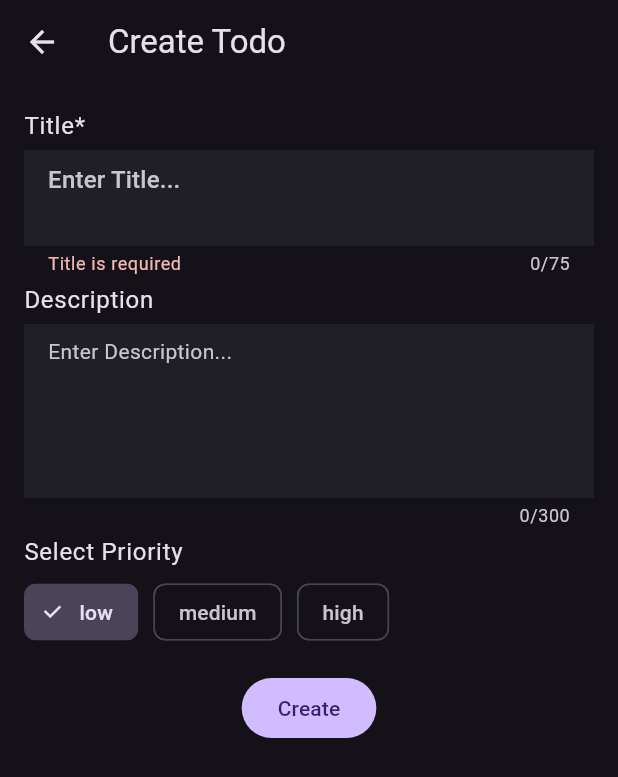
After one commit to gKaustubh13/todo_app, a Flutter app: the CreateTodoScreen screen opened directly, after a tap on "Create", on a phone screen of 412 x 824 dp. The commit adds this screen. Shown: the top 777 px of the screen. Run offline on Flutter 3.47's test engine with Material 3 defaults, Android fonts, the light colour scheme and no system bars; our stand-ins replace equatable, google_fonts, sqflite; accounts and stored records are empty.

Commit message:
update and delete todo

```diff
--- a/lib/features/todo/model/todo_model.dart
+++ b/lib/features/todo/model/todo_model.dart
@@ -1,7 +1,8 @@
+import 'package:equatable/equatable.dart';
 import 'package:todo_local_database/features/todo/model/todo_priority.dart';
 
-class TodoModel {
-  TodoModel(
+class TodoModel extends Equatable{
+  const TodoModel(
       {required this.id,
       required this.title,
       this.description,
@@ -19,6 +20,23 @@ class TodoModel {
   final DateTime createdAt;
   final DateTime? updatedAt;
   final DateTime? deletedAt;
+
+  TodoModel copywith({
+    String? title,
+    String? description,
+    TodoPriority? priority,
+    DateTime? updatedAt,
+  }) {
+    return TodoModel(
+      id: id,
+      title: title ?? this.title,
+      description: description ?? description,
+      completed: completed,
+      priority: priority ?? this.priority,
+      createdAt: createdAt,
+      updatedAt: updatedAt ?? updatedAt,
+      deletedAt: deletedAt);
+  }
 
   factory TodoModel.fromDatabaseMap(Map<String, dynamic> map) {
     return TodoModel(
@@ -65,4 +83,17 @@ class TodoModel {
       "deletedAt": DateTime.now().millisecondsSinceEpoch,
     };
   }
+
+  @override
+  List<Object?> get props => [
+    id,
+    title,
+    description,
+    completed,
+    priority,
+    createdAt,
+    updatedAt,
+    deletedAt
+  ];
+
 }
--- a/lib/features/todo/service/todo_local_database_service.dart
+++ b/lib/features/todo/service/todo_local_database_service.dart
@@ -28,7 +28,7 @@ class TodoLocalDatabaseService {
         deletedAt: model.deletedAt);
   }
 
-  void update(TodoModel updatedModel) async {
+  Future<void> update(TodoModel updatedModel) async {
     await db.update(
       "Todos",
       updatedModel.toDatabaseUpdateMap(),
@@ -37,7 +37,7 @@ class TodoLocalDatabaseService {
     );
   }
 
-  void delete(TodoModel model) async {
+  Future<void> delete(TodoModel model) async {
     await db.delete("Todos", where: "id = ?", whereArgs: [model.id]);
   }
 }
--- /dev/null
+++ b/lib/features/todo/utils/todo_strings.dart
@@ -0,0 +1,6 @@
+class TodoStrings {
+  const TodoStrings._();
+  static const String todosAppBarTitle = 'Todos';
+  static const String totoDeleteDialogTitle =
+      "Are you sure you want to delete this Todo?";
+}
--- a/lib/features/todo/view/create_todo_screen.dart
+++ b/lib/features/todo/view/create_todo_screen.dart
@@ -1,25 +1,46 @@
 import 'package:flutter/material.dart';
 import 'package:provider/provider.dart';
+import 'package:todo_local_database/features/todo/model/todo_model.dart';
+import 'package:todo_local_database/features/todo/view/widgets/create_todo_full_screen_loader_wrapper.dart';
 import 'package:todo_local_database/features/todo/view/widgets/todo_priority_option_builder.dart';
 import 'package:todo_local_database/features/todo/view_model/todo_view_model.dart';
 
 final _formKey = GlobalKey<FormState>();
 
 class CreateTodoScreen extends StatefulWidget {
-  const CreateTodoScreen({super.key});
+  const CreateTodoScreen({super.key, this.todo});
+
+  final TodoModel? todo;
 
   @override
   State<CreateTodoScreen> createState() => _CreateTodoScreenState();
 }
 
 class _CreateTodoScreenState extends State<CreateTodoScreen> {
-  final titleController = TextEditingController();
-  final descriptionController = TextEditingController();
+  late final TextEditingController titleController;
+  late final TextEditingController descriptionController;
+
+  @override
+  void initState() {
+    super.initState();
+    titleController = TextEditingController(text: widget.todo?.title);
+    descriptionController =
+        TextEditingController(text: widget.todo?.description);
+    if (widget.todo != null) {
+      Future.microtask(() {
+        context.read<TodoViewModel>().onPriorityChangedEvent(
+              widget.todo!.priority,
+            );
+      });
+    }
+  }
 
   @override
   Widget build(BuildContext context) {
-    return Scaffold(
-      appBar: AppBar(title: Text("Create Todo")),
+    return CreateTodoFullScreenLoaderWrapper(
+      child: Scaffold(
+        appBar: AppBar(
+            title: Text(widget.todo != null ? "Edit Todo" : "Create Todo")),
         body: Form(
           key: _formKey,
           child: SingleChildScrollView(
@@ -29,7 +50,7 @@ class _CreateTodoScreenState extends State<CreateTodoScreen> {
                   crossAxisAlignment: CrossAxisAlignment.start,
                   children: [
                     Text(
-                    "Title",
+                      "Title*",
                       style: Theme.of(context).textTheme.bodyLarge,
                     ),
                     SizedBox(
@@ -40,7 +61,8 @@ class _CreateTodoScreenState extends State<CreateTodoScreen> {
                         style: Theme.of(context).textTheme.titleMedium,
                         validator: (value) {
                           if (value == null) return "Title is required";
-                        if (value.trim().isEmpty == true) return "Title is required";
+                          if (value.trim().isEmpty == true)
+                            return "Title is required";
                           if (value.trim().length <= 2)
                             return "Title shoud have more than 2 characters";
                           return null;
@@ -92,18 +114,40 @@ class _CreateTodoScreenState extends State<CreateTodoScreen> {
                         child: FilledButton(
                             onPressed: () {
                               if (_formKey.currentState?.validate() == true) {
-                              context.read<TodoViewModel>().create(
+                                if (widget.todo != null) {
+                                  context
+                                      .read<TodoViewModel>()
+                                      .create(
                                           title: titleController.text,
-                                  description: descriptionController.text).whenComplete((){
-                                    if(context.mounted){
+                                          description: descriptionController.text)
+                                      .whenComplete(() {
+                                    if (context.mounted) {
                                       Navigator.of(context).pop();
                                     }
                                   });
+                                } else{
+                                  context
+                                      .read<TodoViewModel>()
+                                      .update(
+                                        todo: widget.todo!,
+                                        title: titleController.text,
+                                        description: descriptionController.text
+                                      )
+                                      .whenComplete((){
+                                        if(context.mounted){
+                                          Navigator.of(context).popUntil((route){
+                                            return route.isFirst;
+                                          });
+                                        }
+                                      });
+                                }
+
                               }
                             },
                             child: Text("Create")))
                   ],
                 )),
+          ),
         ),
       ),
     );
--- a/lib/features/todo/view/todo_screen.dart
+++ b/lib/features/todo/view/todo_screen.dart
@@ -1,5 +1,6 @@
 import 'package:flutter/material.dart';
 import 'package:provider/provider.dart';
+import 'package:todo_local_database/features/todo/utils/todo_strings.dart';
 import 'package:todo_local_database/features/todo/view/create_todo_screen.dart';
 import 'package:todo_local_database/features/todo/view/widgets/todo_list_view_builder.dart';
 import 'package:todo_local_database/features/todo/view_model/todo_view_model.dart';
@@ -23,7 +24,7 @@ class _TodoScreenState extends State<TodoScreen> {
   @override
   Widget build(BuildContext context) {
     return Scaffold(
-      appBar: AppBar(title: Text("Todos")),
+      appBar: AppBar(title: Text(TodoStrings.todosAppBarTitle)),
       body: TodoListViewBuilder(),
       floatingActionButton: FloatingActionButton(
         onPressed: () {
--- /dev/null
+++ b/lib/features/todo/view/widgets/create_todo_full_screen_loader_wrapper.dart
@@ -0,0 +1,25 @@
+import 'package:flutter/material.dart';
+import 'package:provider/provider.dart';
+import 'package:todo_local_database/features/todo/view/widgets/full_screen_loader_widget.dart';
+import 'package:todo_local_database/features/todo/view_model/todo_view_model.dart';
+
+class CreateTodoFullScreenLoaderWrapper extends StatelessWidget {
+  const CreateTodoFullScreenLoaderWrapper({super.key, required this.child});
+
+  final Widget child;
+
+  @override
+  Widget build(BuildContext context) {
+    return Selector<TodoViewModel, bool>(
+      selector: (context, viewModel) => viewModel.isLoading,
+      builder: (context, isLoading, _){
+        return Stack(
+          children: [
+            child,
+            if(isLoading) Positioned.fill(child: FullScreenLoaderWidget(),)
+          ]
+        );
+      }
+    );
+  }
+}
--- /dev/null
+++ b/lib/features/todo/view/widgets/todo_list_view.dart
@@ -0,0 +1,21 @@
+import 'package:flutter/material.dart';
+import 'package:todo_local_database/features/todo/model/todo_model.dart';
+import 'package:todo_local_database/features/todo/view/widgets/todo_list_view_item.dart';
+
+class TodoListView extends StatelessWidget {
+  const TodoListView({super.key, required this.todos});
+
+  final List<TodoModel> todos;
+
+  @override
+  Widget build(BuildContext context) {
+    return ListView.separated(
+      separatorBuilder: (context, index) => Divider(height: 0.5),
+      itemCount: todos.length,
+      itemBuilder: (context, index) {
+        final todo = todos[index];
+        return TodoListViewItem(todo: todo);
+      },
+    );
+  }
+}
--- /dev/null
+++ b/lib/features/todo/view/widgets/todo_list_view_item.dart
@@ -0,0 +1,25 @@
+import 'package:flutter/material.dart';
+import 'package:provider/provider.dart';
+import 'package:todo_local_database/features/todo/model/todo_model.dart';
+import 'package:todo_local_database/features/todo/view/view_todo_screen.dart';
+import 'package:todo_local_database/features/todo/view_model/todo_view_model.dart';
+
+class TodoListViewItem extends StatelessWidget {
+  const TodoListViewItem({super.key, required this.todo});
+
+  final TodoModel todo;
+
+  @override
+  Widget build(BuildContext context) {
+    return ListTile(
+      onTap: () {
+        Navigator.of(context).push(MaterialPageRoute(
+            builder: (_) => ChangeNotifierProvider.value(
+                value: context.read<TodoViewModel>(),
+                child: ViewTodoScreen(todo: todo))));
+      },
+      title: Text(todo.title, style: Theme.of(context).textTheme.titleLarge),
+      subtitle: todo.description != null ? Text(todo.description!) : null,
+    );
+  }
+}
--- a/lib/features/todo/view_model/todo_view_model.dart
+++ b/lib/features/todo/view_model/todo_view_model.dart
@@ -1,3 +1,4 @@
+import 'dart:collection';
 import 'package:flutter/material.dart';
 import 'package:todo_local_database/features/todo/model/create_todo_model.dart';
 import 'package:todo_local_database/features/todo/model/todo_model.dart';
@@ -5,32 +6,74 @@ import 'package:todo_local_database/features/todo/model/todo_priority.dart';
 import 'package:todo_local_database/features/todo/service/todo_local_database_service.dart';
 
 class TodoViewModel extends ChangeNotifier {
-  List<TodoModel> todos = [];
+  List<TodoModel> _todos = [];
+  UnmodifiableListView<TodoModel> get todos => UnmodifiableListView(_todos);
 
   final _service = TodoLocalDatabaseService();
 
-  TodoPriority selectedPriority = TodoPriority.low;
+  TodoPriority _selectedPriority = TodoPriority.low;
+  TodoPriority get selectedPriority => _selectedPriority;
+
+  bool _isLoading = false;
+  bool get isLoading => _isLoading;
 
   void fetch() async {
-    todos = await _service.readAll();
+    _todos = await _service.readAll();
     notifyListeners();
   }
 
-  Future<void> create({required String title, required String description}) async {
+  Future<void> create(
+      {required String title, required String description}) async {
+    _isLoading = true;
+    notifyListeners();
     final model = CreateTodoModel(
         title: title.trim(),
         description: description.trim().isEmpty ? null : description,
         completed: false,
-        priority: selectedPriority,
+        priority: _selectedPriority,
         createdAt: DateTime.now());
     final createdTodo = await _service.create(model);
-    todos = [...todos, createdTodo];
+    _todos = [...todos, createdTodo];
+    _isLoading = false;
     notifyListeners();
     print("Todo created");
   }
 
   void onPriorityChangedEvent(TodoPriority priority) {
-    selectedPriority = priority;
+    _selectedPriority = priority;
+    notifyListeners();
+  }
+
+  Future<void> update({
+    required TodoModel todo,
+    required String title,
+    required String description,
+  }) async {
+    int index = _todos.indexOf(todo);
+    _isLoading = true;
+    notifyListeners();
+    final updatedModel = todo.copywith(
+      title: title,
+      description: description,
+      priority: _selectedPriority,
+      updatedAt: DateTime.now(),
+    );
+    await _service.update(updatedModel);
+    _isLoading = false;
+
+    List<TodoModel> updatedTodos = List.from(_todos);
+    updatedTodos[index] = updatedModel;
+    _todos = updatedTodos;
+    notifyListeners();
+    print("Todo updated");
+  }
+
+  Future<void> delete({required TodoModel todo}) async {
+    int index = _todos.indexOf(todo);
+    await _service.delete(todo);
+    List<TodoModel> updatedTodos = List.from(_todos);
+    updatedTodos.removeAt(index);
+    _todos = updatedTodos;
     notifyListeners();
   }
 }
```
Also changed, not shown: lib/features/todo/view/dialogs/todo_delete_dialog.dart (added, +27 -0 lines), lib/features/todo/view/dialogs/todo_dialog_helper.dart (added, +28 -0 lines), lib/features/todo/view/view_todo_screen.dart (added, +71 -0 lines), lib/features/todo/view/widgets/full_screen_loader_widget.dart (added, +31 -0 lines), lib/features/todo/view/widgets/todo_list_view_builder.dart (+3 -22 lines), lib/features/todo/view/widgets/todo_priority_option_builder.dart (+5 -3 lines). Lines whose indentation alone changed are shown as unchanged.
